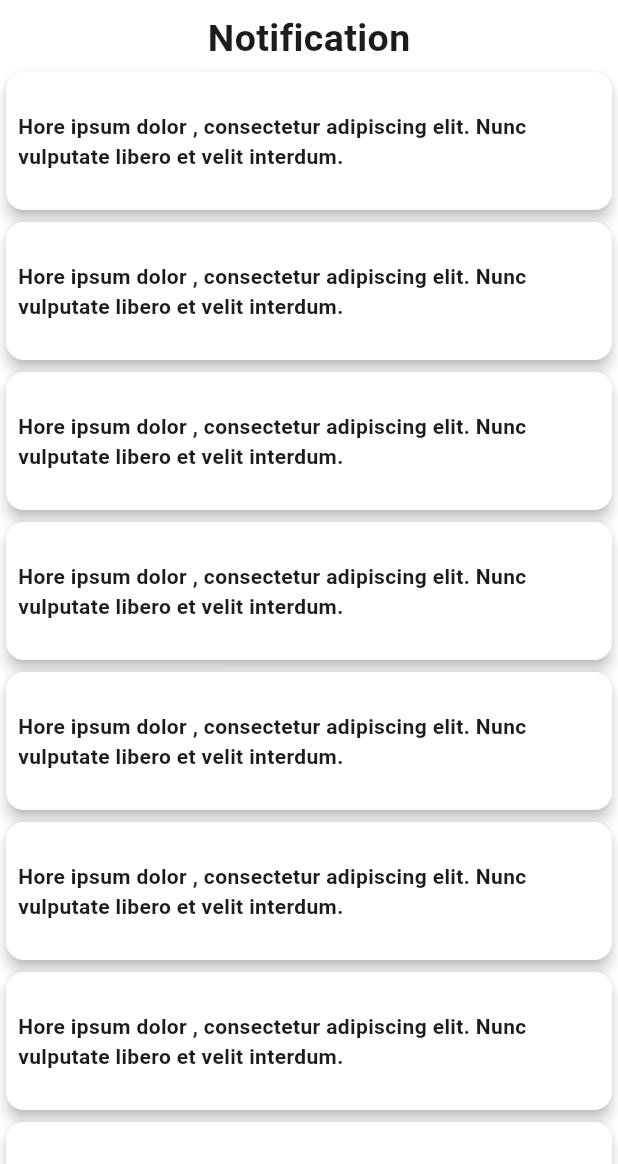
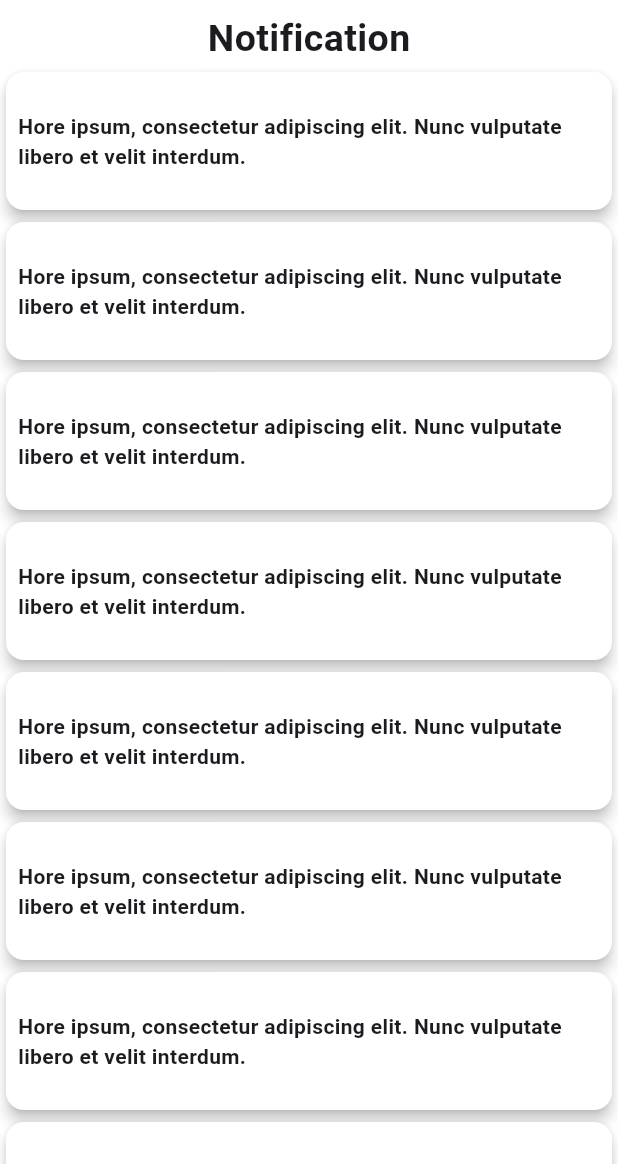
Before and after one commit to Shovon0017/Homemade-Haven, a Flutter app: the NotificationShow screen opened directly, on a phone screen of 412 x 824 dp, the part 72-1236 px from its top. Run offline on Flutter 3.47's test engine with Material 3 defaults, Android fonts, the phone set to English and light mode, and no system bars; our stand-ins replace animated_notch_bottom_bar, carousel_slider, flutter_secure_storage, get, get_storage, shimmer; accounts and stored records are empty.

```diff
--- a/lib/view/screen/notification/notification.dart
+++ b/lib/view/screen/notification/notification.dart
@@ -32,7 +32,7 @@ class NotificationShow extends StatelessWidget {
                     color: Colors.white,
                     child: Center(child: Padding(
                       padding: EdgeInsets.all(8.0),
-                      child: Text("Hore ipsum dolor , consectetur adipiscing elit. Nunc vulputate libero et velit interdum.",style: TextStyle(fontWeight: FontWeight.bold),),
+                      child: Text("Hore ipsum, consectetur adipiscing elit. Nunc vulputate libero et velit interdum.",style: TextStyle(fontWeight: FontWeight.bold),),
                     )),
                   ),
                 );
```
